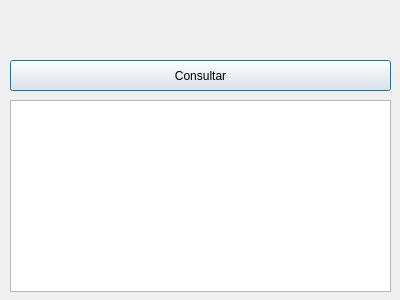
The window that cotall.ui (luqquitas/trabalho-api) describes before a commit, drawn with Qt 5.
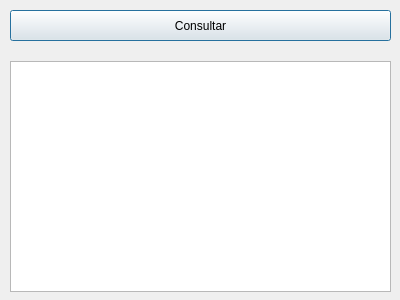
The same window after the commit. Icons and pictures are not drawn.

Commit message: add icon e nome nas janelas

```diff
--- a/cotall.ui
+++ b/cotall.ui
@@ -17,7 +17,7 @@
    <property name="geometry">
     <rect>
      <x>10</x>
-     <y>60</y>
+     <y>10</y>
      <width>381</width>
      <height>31</height>
     </rect>
@@ -43,9 +43,9 @@
    <property name="geometry">
     <rect>
      <x>10</x>
-     <y>100</y>
+     <y>61</y>
      <width>381</width>
-     <height>192</height>
+     <height>231</height>
     </rect>
    </property>
   </widget>
```
Left out of the diff: 6 changed lines with no effect on the pictures. The commit also changes 6 other files.
